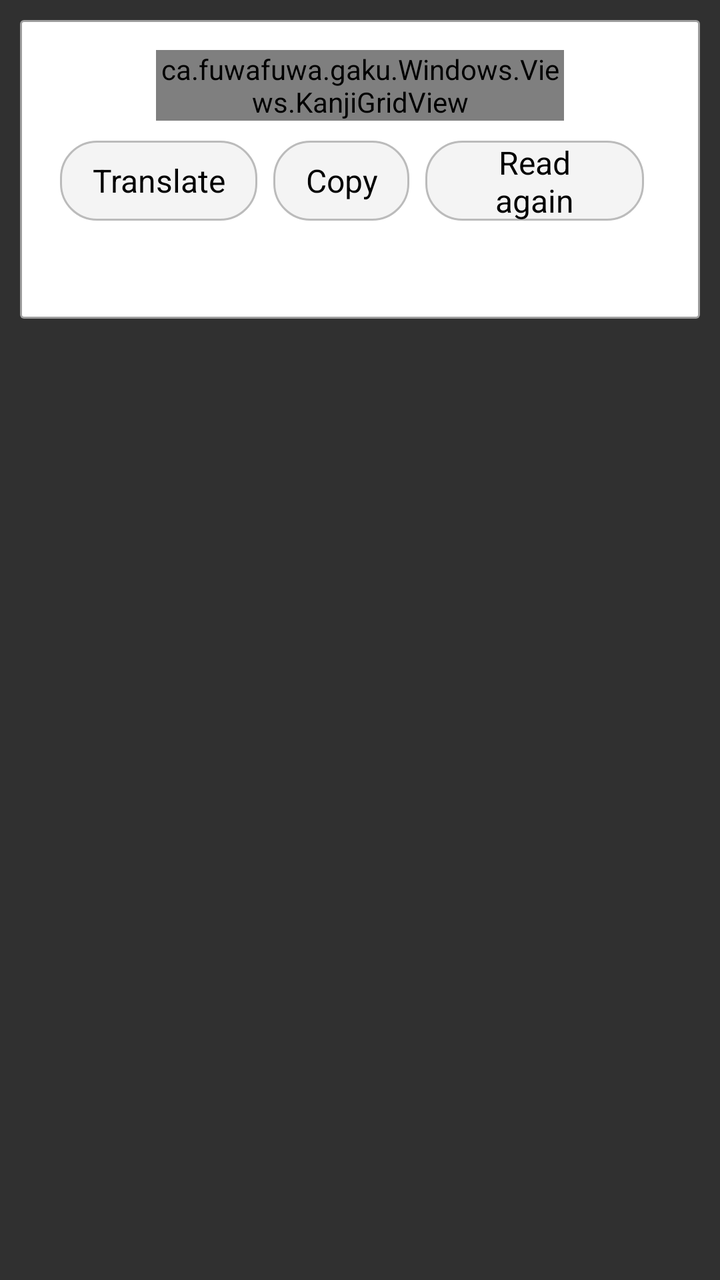
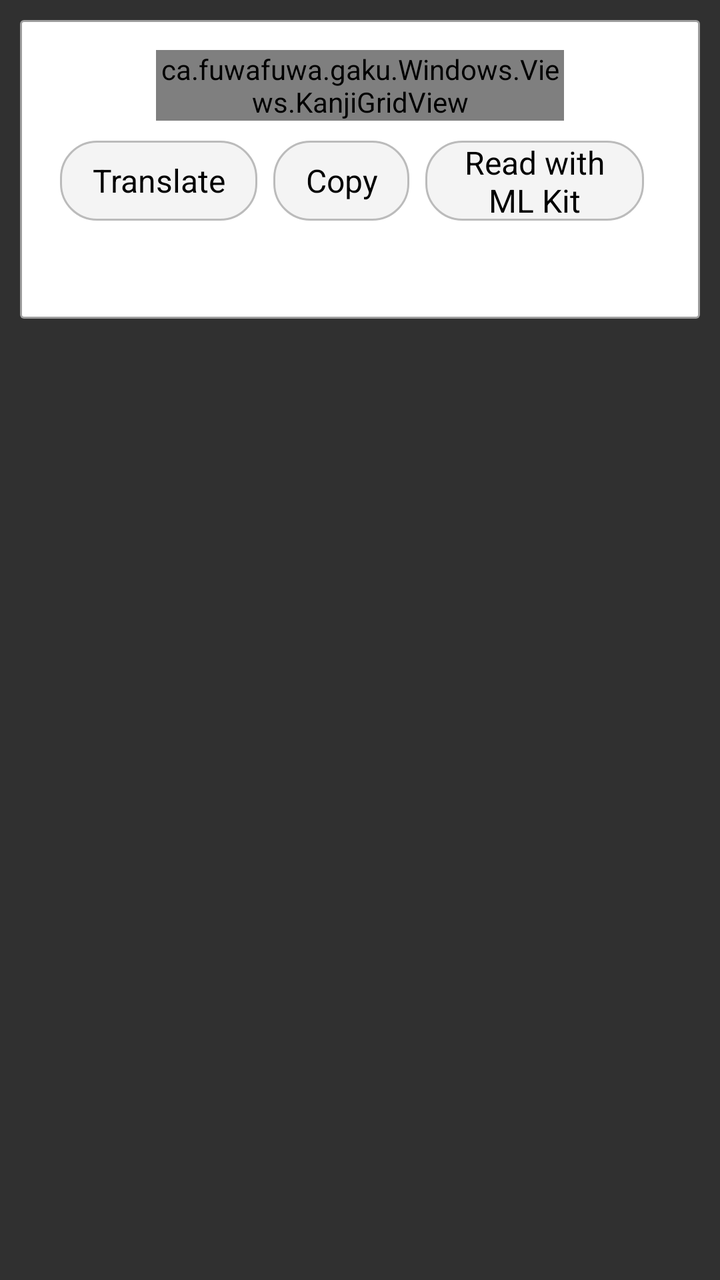

Compare the two renders of this Android layout. The source of the first and the diff that turns it into the second are given below.
<!-- AndroidManifest.xml: application theme AppTheme -->
<!-- res/layout/window_info.xml -->
<?xml version="1.0" encoding="utf-8"?>
<FrameLayout xmlns:android="http://schemas.android.com/apk/res/android"
    android:layout_width="match_parent"
    android:layout_height="match_parent">

    <LinearLayout
        android:id="@+id/info_window"
        android:orientation="vertical"
        android:layout_width="match_parent"
        android:layout_height="wrap_content"
        android:layout_marginTop="10dp"
        android:layout_marginLeft="10dp"
        android:layout_marginRight="10dp"
        android:layout_marginBottom="100dp"
        android:background="@drawable/bg_solid_border_corners_0_white_black_round">

        <LinearLayout
            android:orientation="vertical"
            android:layout_width="match_parent"
            android:layout_height="match_parent"
            android:layout_marginLeft="5dp"
            android:layout_marginRight="5dp"
            android:layout_marginBottom="5dp">

            <LinearLayout
                android:orientation="vertical"
                android:layout_width="match_parent"
                android:layout_height="match_parent"
                android:layout_margin="10dp">

                
                <LinearLayout
                    android:orientation="horizontal"
                    android:gravity="center_vertical"
                    android:layout_width="match_parent"
                    android:layout_height="wrap_content">

                    <TextView
                        android:id="@+id/info_prev"
                        style="@style/InfoButton"
                        android:layout_marginEnd="0dp"
                        android:visibility="invisible"
                        android:text="‹" />

                    <ca.fuwafuwa.gaku.Windows.Views.KanjiGridView
                        android:id="@+id/kanji_grid"
                        android:layout_width="0dp"
                        android:layout_weight="1"
                        android:layout_height="wrap_content"
                        android:layout_margin="5dp" />

                    <TextView
                        android:id="@+id/info_next"
                        style="@style/InfoButton"
                        android:layout_marginEnd="0dp"
                        android:visibility="invisible"
                        android:text="›" />

                </LinearLayout>

                <LinearLayout
                    android:orientation="horizontal"
                    android:gravity="center_vertical"
                    android:layout_width="match_parent"
                    android:layout_height="wrap_content"
                    android:layout_margin="5dp">

                    <TextView
                        android:id="@+id/info_translate"
                        style="@style/InfoButton"
                        android:text="Translate" />

                    <TextView
                        android:id="@+id/info_copy"
                        style="@style/InfoButton"
                        android:text="Copy" />

                    
                    <TextView
                        android:id="@+id/info_read_again"
                        style="@style/InfoButton"
                        android:text="Read again" />

                    <TextView
                        android:id="@+id/info_instant"
                        style="@style/InfoButton"
                        android:text="Instant: off" />

                    <View
                        android:layout_width="0dp"
                        android:layout_height="0dp"
                        android:layout_weight="1" />

                    <TextView
                        android:id="@+id/info_close"
                        style="@style/InfoButton"
                        android:layout_marginEnd="0dp"
                        android:text="✕" />

                </LinearLayout>

                
                <LinearLayout
                    android:id="@+id/info_char_actions"
                    android:orientation="horizontal"
                    android:gravity="center_vertical"
                    android:layout_width="match_parent"
                    android:layout_height="wrap_content"
                    android:layout_margin="5dp"
                    android:visibility="gone">

                    <TextView
                        android:id="@+id/info_char"
                        android:layout_width="wrap_content"
                        android:layout_height="wrap_content"
                        android:layout_marginEnd="12dp"
                        android:textSize="24sp"
                        android:textColor="@android:color/black" />

                    
                    <HorizontalScrollView
                        android:layout_width="0dp"
                        android:layout_height="wrap_content"
                        android:layout_weight="1"
                        android:scrollbars="none">

                        <LinearLayout
                            android:id="@+id/info_char_choices"
                            android:orientation="horizontal"
                            android:layout_width="wrap_content"
                            android:layout_height="wrap_content" />

                    </HorizontalScrollView>

                    <TextView
                        android:id="@+id/info_char_edit"
                        style="@style/InfoButton"
                        android:text="Edit" />

                    <TextView
                        android:id="@+id/info_char_delete"
                        style="@style/InfoButton"
                        android:text="Delete" />

                </LinearLayout>

                <ScrollView
                    android:layout_width="match_parent"
                    android:layout_height="0dp"
                    android:layout_weight="1"
                    android:layout_margin="5dp"
                    android:animateLayoutChanges="true"
                    android:scrollbars="vertical">

                    <LinearLayout
                        android:id="@+id/info_text"
                        android:animateLayoutChanges="true"
                        android:orientation="vertical"
                        android:layout_width="match_parent"
                        android:layout_height="wrap_content">
                        <TextSwitcher
                            android:id="@+id/dict_results"
                            android:measureAllChildren="false"
                            android:animateLayoutChanges="true"
                            android:inAnimation="@anim/slide_in"
                            android:layout_width="wrap_content"
                            android:layout_height="wrap_content">
                            <TextView
                                android:textColor="@android:color/black"
                                android:layout_width="wrap_content"
                                android:layout_height="wrap_content" />
                            <TextView
                                android:textColor="@android:color/black"
                                android:layout_width="wrap_content"
                                android:layout_height="wrap_content" />
                        </TextSwitcher>

                    </LinearLayout>

                </ScrollView>

            </LinearLayout>

        </LinearLayout>

    </LinearLayout>

</FrameLayout>
<!-- resources referenced by this layout -->
<resources>
  <!-- drawable bg_solid_border_corners_0_white_black_round (drawable) -->
  <?xml version="1.0" encoding="utf-8"?>
  <layer-list xmlns:android="http://schemas.android.com/apk/res/android">
      <item>
          <shape android:shape="rectangle">
              <solid android:color="#CABBBBBB"/>
              <corners android:radius="2dp" />
          </shape>
      </item>
  
      <item
          android:left="1dp"
          android:right="1dp"
          android:top="1dp"
          android:bottom="1dp">
          <shape android:shape="rectangle">
              <solid android:color="@android:color/white"/>
              <corners android:radius="1dp" />
          </shape>
      </item>
  </layer-list>
  <style name="InfoButton">
          <item name="android:layout_width">wrap_content</item>
          <item name="android:layout_height">40dp</item>
          <item name="android:layout_marginEnd">8dp</item>
          <item name="android:minWidth">48dp</item>
          <item name="android:paddingLeft">16dp</item>
          <item name="android:paddingRight">16dp</item>
          <item name="android:gravity">center</item>
          <item name="android:textSize">16sp</item>
          <item name="android:textColor">@android:color/black</item>
          <item name="android:background">@drawable/bg_info_button</item>
          <item name="android:clickable">true</item>
          <item name="android:focusable">true</item>
      </style>
  <style name="AppTheme" parent="Theme.AppCompat.NoActionBar">
          
          
      </style>
  <!-- drawable bg_info_button (drawable) -->
  <?xml version="1.0" encoding="utf-8"?>
  <selector xmlns:android="http://schemas.android.com/apk/res/android">
      <item android:state_pressed="true">
          <shape android:shape="rectangle">
              <solid android:color="#FFDDDDDD"/>
              <stroke android:width="1dp" android:color="#FF999999"/>
              <corners android:radius="18dp" />
          </shape>
      </item>
      <item>
          <shape android:shape="rectangle">
              <solid android:color="#FFF4F4F4"/>
              <stroke android:width="1dp" android:color="#FFBBBBBB"/>
              <corners android:radius="18dp" />
          </shape>
      </item>
  </selector>
</resources>

<!-- the commit's change to res/layout/window_info.xml (unified diff, before → after) -->
@@ -79,7 +79,7 @@
                     <TextView
                         android:id="@+id/info_read_again"
                         style="@style/InfoButton"
-                        android:text="Read again" />
+                        android:text="Read with ML Kit" />
 
                     <TextView
                         android:id="@+id/info_instant"
